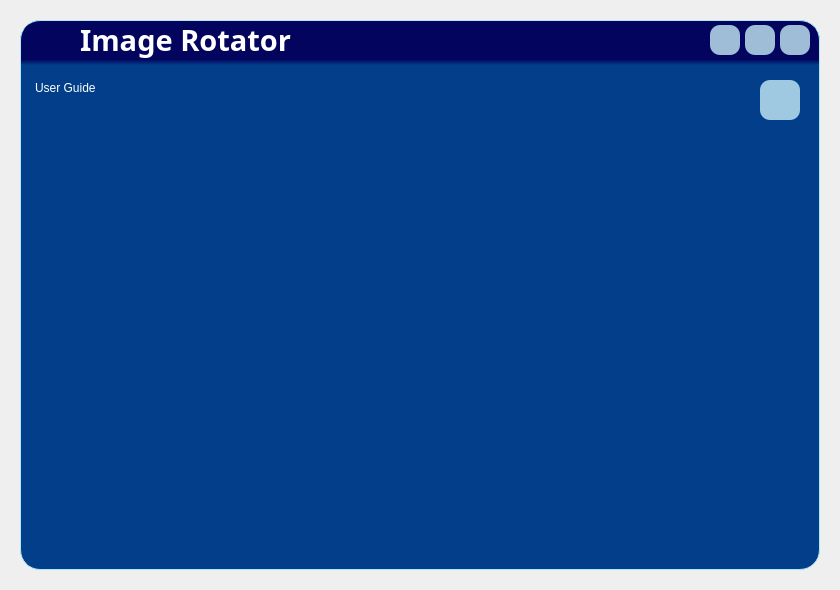
This is user_guide_interface.ui in Freddygoestouni/Image-Rotator as Qt 5 draws it before an edit. The edited form follows.
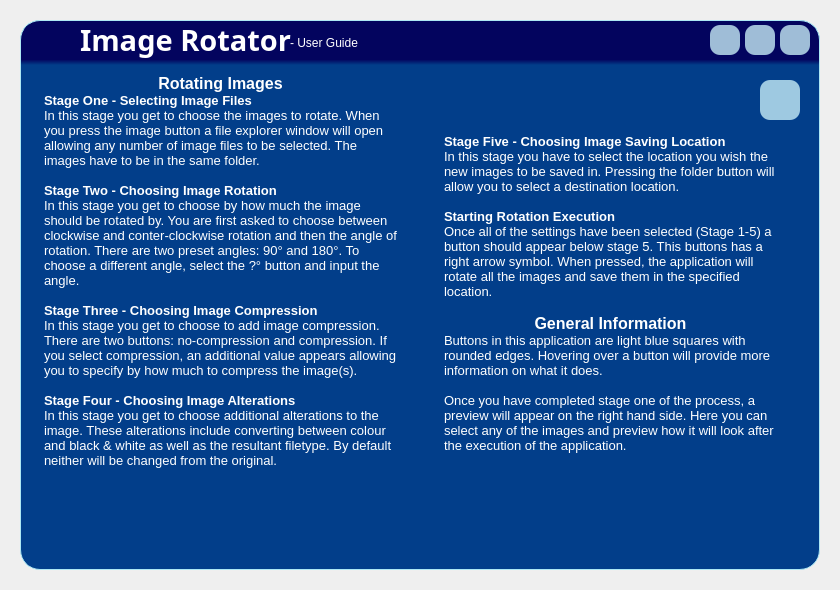
This is the edited form. Icons and pictures are not drawn.

What changed in the file:
```diff
--- a/user_guide_interface.ui
+++ b/user_guide_interface.ui
@@ -294,6 +294,22 @@
       </size>
      </property>
     </widget>
+    <widget class="QLabel" name="label_page_title">
+     <property name="geometry">
+      <rect>
+       <x>270</x>
+       <y>10</y>
+       <width>121</width>
+       <height>25</height>
+      </rect>
+     </property>
+     <property name="styleSheet">
+      <string notr="true">font: 16pt &quot;Gill Sans MT&quot;;</string>
+     </property>
+     <property name="text">
+      <string>- User Guide</string>
+     </property>
+    </widget>
    </widget>
    <widget class="QWidget" name="container_content" native="true">
     <property name="geometry">
@@ -304,22 +320,6 @@
       <height>490</height>
      </rect>
     </property>
-    <widget class="QLabel" name="label_page_title">
-     <property name="geometry">
-      <rect>
-       <x>5</x>
-       <y>5</y>
-       <width>110</width>
-       <height>25</height>
-      </rect>
-     </property>
-     <property name="styleSheet">
-      <string notr="true">font: 16pt &quot;Gill Sans MT&quot;;</string>
-     </property>
-     <property name="text">
-      <string>User Guide</string>
-     </property>
-    </widget>
     <widget class="QPushButton" name="button_back">
      <property name="geometry">
       <rect>
@@ -346,6 +346,71 @@
       </size>
      </property>
     </widget>
+    <widget class="QTextBrowser" name="guide_text_left">
+     <property name="geometry">
+      <rect>
+       <x>10</x>
+       <y>0</y>
+       <width>361</width>
+       <height>491</height>
+      </rect>
+     </property>
+     <property name="styleSheet">
+      <string notr="true">background-color: rgba(255, 255, 255, 0);
+font: 10pt &quot;Gill Sans MT&quot;;
+border: 0px;</string>
+     </property>
+     <property name="html">
+      <string>&lt;!DOCTYPE HTML PUBLIC &quot;-//W3C//DTD HTML 4.0//EN&quot; &quot;http://www.w3.org/TR/REC-html40/strict.dtd&quot;&gt;
+&lt;html&gt;&lt;head&gt;&lt;meta name=&quot;qrichtext&quot; content=&quot;1&quot; /&gt;&lt;style type=&quot;text/css&quot;&gt;
+p, li { white-space: pre-wrap; }
+&lt;/style&gt;&lt;/head&gt;&lt;body style=&quot; font-family:'Gill Sans MT'; font-size:10pt; font-weight:400; font-style:normal;&quot;&gt;
+&lt;p align=&quot;center&quot; style=&quot; margin-top:0px; margin-bottom:0px; margin-left:0px; margin-right:0px; -qt-block-indent:0; text-indent:0px;&quot;&gt;&lt;span style=&quot; font-size:12pt; font-weight:600; color:#ffffff;&quot;&gt;Rotating Images&lt;/span&gt;&lt;/p&gt;
+&lt;p style=&quot; margin-top:0px; margin-bottom:0px; margin-left:0px; margin-right:0px; -qt-block-indent:0; text-indent:0px;&quot;&gt;&lt;span style=&quot; font-weight:600; color:#ffffff;&quot;&gt;Stage One - Selecting Image Files&lt;/span&gt;&lt;/p&gt;
+&lt;p style=&quot; margin-top:0px; margin-bottom:0px; margin-left:0px; margin-right:0px; -qt-block-indent:0; text-indent:0px;&quot;&gt;&lt;span style=&quot; color:#ffffff;&quot;&gt;In this stage you get to choose the images to rotate. When you press the image button a file explorer window will open allowing any number of image files to be selected. The images have to be in the same folder.&lt;/span&gt;&lt;/p&gt;
+&lt;p style=&quot;-qt-paragraph-type:empty; margin-top:0px; margin-bottom:0px; margin-left:0px; margin-right:0px; -qt-block-indent:0; text-indent:0px; font-weight:600; color:#ffffff;&quot;&gt;&lt;br /&gt;&lt;/p&gt;
+&lt;p style=&quot; margin-top:0px; margin-bottom:0px; margin-left:0px; margin-right:0px; -qt-block-indent:0; text-indent:0px;&quot;&gt;&lt;span style=&quot; font-weight:600; color:#ffffff;&quot;&gt;Stage Two - Choosing Image Rotation&lt;/span&gt;&lt;/p&gt;
+&lt;p style=&quot; margin-top:0px; margin-bottom:0px; margin-left:0px; margin-right:0px; -qt-block-indent:0; text-indent:0px;&quot;&gt;&lt;span style=&quot; color:#ffffff;&quot;&gt;In this stage you get to choose by how much the image should be rotated by. You are first asked to choose between clockwise and conter-clockwise rotation and then the angle of rotation. There are two preset angles: 90° and 180°. To choose a different angle, select the ?° button and input the angle.&lt;/span&gt;&lt;/p&gt;
+&lt;p style=&quot;-qt-paragraph-type:empty; margin-top:0px; margin-bottom:0px; margin-left:0px; margin-right:0px; -qt-block-indent:0; text-indent:0px; font-weight:600; color:#ffffff;&quot;&gt;&lt;br /&gt;&lt;/p&gt;
+&lt;p style=&quot; margin-top:0px; margin-bottom:0px; margin-left:0px; margin-right:0px; -qt-block-indent:0; text-indent:0px;&quot;&gt;&lt;span style=&quot; font-weight:600; color:#ffffff;&quot;&gt;Stage Three - Choosing Image Compression&lt;/span&gt;&lt;/p&gt;
+&lt;p style=&quot; margin-top:0px; margin-bottom:0px; margin-left:0px; margin-right:0px; -qt-block-indent:0; text-indent:0px;&quot;&gt;&lt;span style=&quot; color:#ffffff;&quot;&gt;In this stage you get to choose to add image compression. There are two buttons: no-compression and compression. If you select compression, an additional value appears allowing you to specify by how much to compress the image(s).&lt;/span&gt;&lt;/p&gt;
+&lt;p style=&quot;-qt-paragraph-type:empty; margin-top:0px; margin-bottom:0px; margin-left:0px; margin-right:0px; -qt-block-indent:0; text-indent:0px; font-weight:600; color:#ffffff;&quot;&gt;&lt;br /&gt;&lt;/p&gt;
+&lt;p style=&quot; margin-top:0px; margin-bottom:0px; margin-left:0px; margin-right:0px; -qt-block-indent:0; text-indent:0px;&quot;&gt;&lt;span style=&quot; font-weight:600; color:#ffffff;&quot;&gt;Stage Four - Choosing Image Alterations&lt;/span&gt;&lt;/p&gt;
+&lt;p style=&quot; margin-top:0px; margin-bottom:0px; margin-left:0px; margin-right:0px; -qt-block-indent:0; text-indent:0px;&quot;&gt;&lt;span style=&quot; color:#ffffff;&quot;&gt;In this stage you get to choose additional alterations to the image. These alterations include converting between colour and black &amp;amp; white as well as the resultant filetype. By default neither will be changed from the original. &lt;/span&gt;&lt;/p&gt;&lt;/body&gt;&lt;/html&gt;</string>
+     </property>
+    </widget>
+    <widget class="QTextBrowser" name="guide_text_right">
+     <property name="geometry">
+      <rect>
+       <x>410</x>
+       <y>60</y>
+       <width>341</width>
+       <height>421</height>
+      </rect>
+     </property>
+     <property name="styleSheet">
+      <string notr="true">background-color: rgba(255, 255, 255, 0);
+font: 10pt &quot;Gill Sans MT&quot;;
+color: rgb(255, 255, 255);
+border: 0px;</string>
+     </property>
+     <property name="html">
+      <string>&lt;!DOCTYPE HTML PUBLIC &quot;-//W3C//DTD HTML 4.0//EN&quot; &quot;http://www.w3.org/TR/REC-html40/strict.dtd&quot;&gt;
+&lt;html&gt;&lt;head&gt;&lt;meta name=&quot;qrichtext&quot; content=&quot;1&quot; /&gt;&lt;style type=&quot;text/css&quot;&gt;
+p, li { white-space: pre-wrap; }
+&lt;/style&gt;&lt;/head&gt;&lt;body style=&quot; font-family:'Gill Sans MT'; font-size:10pt; font-weight:400; font-style:normal;&quot;&gt;
+&lt;p style=&quot; margin-top:0px; margin-bottom:0px; margin-left:0px; margin-right:0px; -qt-block-indent:0; text-indent:0px;&quot;&gt;&lt;span style=&quot; font-weight:600; color:#ffffff;&quot;&gt;Stage Five - Choosing Image Saving Location&lt;/span&gt;&lt;/p&gt;
+&lt;p style=&quot; margin-top:0px; margin-bottom:0px; margin-left:0px; margin-right:0px; -qt-block-indent:0; text-indent:0px;&quot;&gt;&lt;span style=&quot; color:#ffffff;&quot;&gt;In this stage you have to select the location you wish the new images to be saved in. Pressing the folder button will allow you to select a destination location. &lt;/span&gt;&lt;/p&gt;
+&lt;p style=&quot;-qt-paragraph-type:empty; margin-top:0px; margin-bottom:0px; margin-left:0px; margin-right:0px; -qt-block-indent:0; text-indent:0px; font-weight:600; color:#ffffff;&quot;&gt;&lt;br /&gt;&lt;/p&gt;
+&lt;p style=&quot; margin-top:0px; margin-bottom:0px; margin-left:0px; margin-right:0px; -qt-block-indent:0; text-indent:0px;&quot;&gt;&lt;span style=&quot; font-weight:600; color:#ffffff;&quot;&gt;Starting Rotation Execution&lt;/span&gt;&lt;/p&gt;
+&lt;p style=&quot; margin-top:0px; margin-bottom:0px; margin-left:0px; margin-right:0px; -qt-block-indent:0; text-indent:0px;&quot;&gt;&lt;span style=&quot; color:#ffffff;&quot;&gt;Once all of the settings have been selected (Stage 1-5) a button should appear below stage 5. This buttons has a right arrow symbol. When pressed, the application will rotate all the images and save them in the specified location.&lt;/span&gt;&lt;/p&gt;
+&lt;p style=&quot;-qt-paragraph-type:empty; margin-top:0px; margin-bottom:0px; margin-left:0px; margin-right:0px; -qt-block-indent:0; text-indent:0px; font-weight:600; color:#ffffff;&quot;&gt;&lt;br /&gt;&lt;/p&gt;
+&lt;p align=&quot;center&quot; style=&quot; margin-top:0px; margin-bottom:0px; margin-left:0px; margin-right:0px; -qt-block-indent:0; text-indent:0px;&quot;&gt;&lt;span style=&quot; font-size:12pt; font-weight:600; color:#ffffff;&quot;&gt;General Information&lt;/span&gt;&lt;/p&gt;
+&lt;p style=&quot; margin-top:0px; margin-bottom:0px; margin-left:0px; margin-right:0px; -qt-block-indent:0; text-indent:0px;&quot;&gt;&lt;span style=&quot; color:#ffffff;&quot;&gt;Buttons in this application are light blue squares with rounded edges. Hovering over a button will provide more information on what it does. &lt;/span&gt;&lt;/p&gt;
+&lt;p style=&quot;-qt-paragraph-type:empty; margin-top:0px; margin-bottom:0px; margin-left:0px; margin-right:0px; -qt-block-indent:0; text-indent:0px; color:#ffffff;&quot;&gt;&lt;br /&gt;&lt;/p&gt;
+&lt;p style=&quot; margin-top:0px; margin-bottom:0px; margin-left:0px; margin-right:0px; -qt-block-indent:0; text-indent:0px;&quot;&gt;&lt;span style=&quot; color:#ffffff;&quot;&gt;Once you have completed stage one of the process, a preview will appear on the right hand side. Here you can select any of the images and preview how it will look after the execution of the application. &lt;/span&gt;&lt;/p&gt;&lt;/body&gt;&lt;/html&gt;</string>
+     </property>
+    </widget>
    </widget>
   </widget>
  </widget>
```
